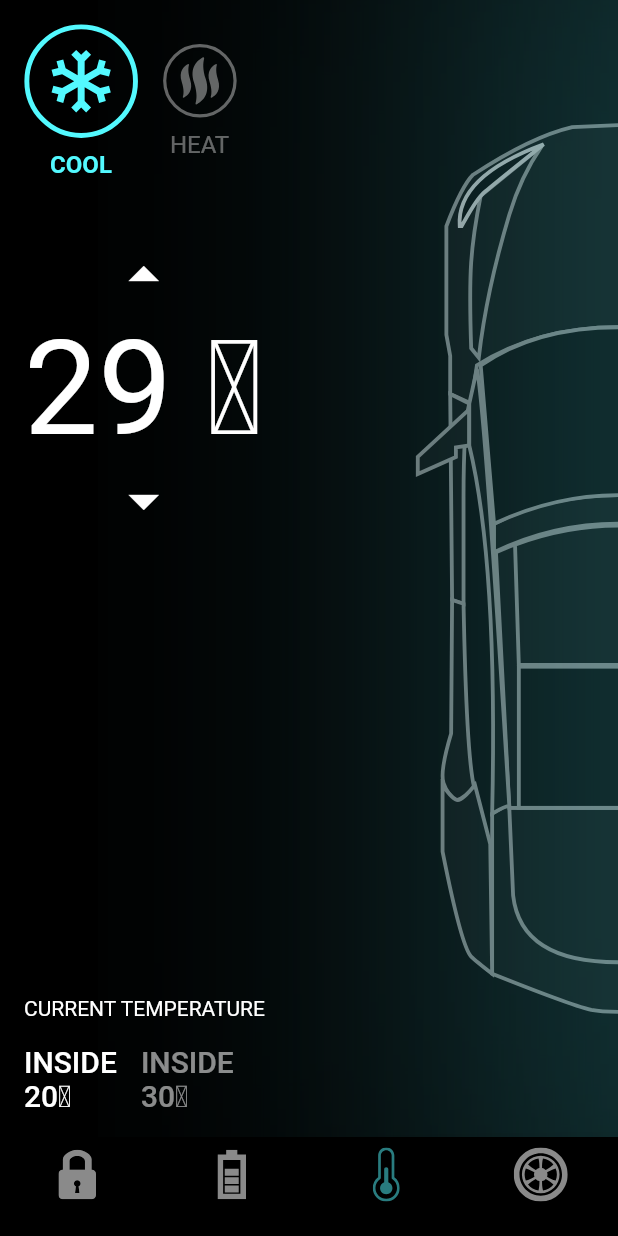
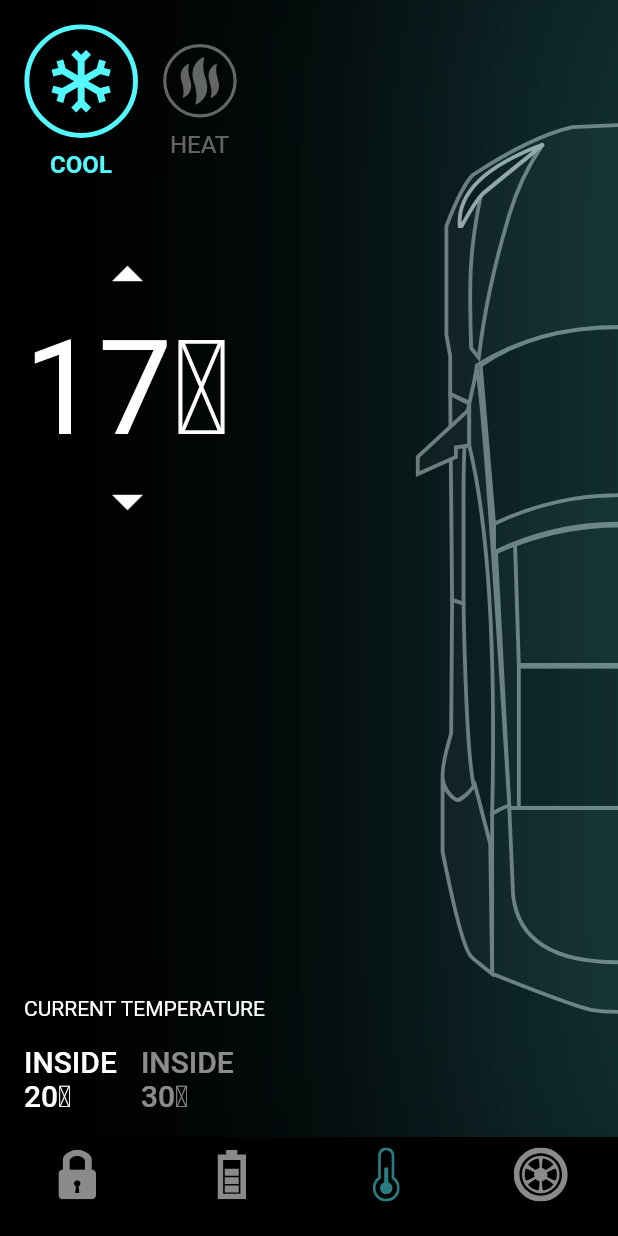
Before and after one commit to Ange0/testla_flutter, a Flutter app: the screen it shows after launch, item 3 of the bottom bar chosen, after a tap on the "arrow drop up" icon, on a phone screen of 412 x 824 dp. Run offline on Flutter 3.47's test engine with Material 2 defaults, Android fonts, the light colour scheme and no system bars; our stand-ins replace flutter_svg.

Commit message:
episode_4

```diff
--- a/lib/home_controller.dart
+++ b/lib/home_controller.dart
@@ -9,7 +9,10 @@ class HomeController extends ChangeNotifier {
   int selectedBottomTab = 0;
 
   bool isCoolSeleted = true;
+  int degreeTemp = 16;
 
+  bool isShowTyres = false;
+  bool isShowTyresSatus = false;
   void updateRightDoorLock() {
     isRightDoorLock = !isRightDoorLock;
     notifyListeners();
@@ -39,4 +42,37 @@ class HomeController extends ChangeNotifier {
     isCoolSeleted = !isCoolSeleted;
     notifyListeners();
   }
+
+  void increaseTemp() {
+    degreeTemp++;
+    notifyListeners();
+  }
+
+  void decreaseTemp() {
+    if (degreeTemp > 16) {
+      degreeTemp--;
+      notifyListeners();
+    }
+  }
+
+  void showTyresController(int index) {
+    if (index == 3) {
+      Future.delayed(const Duration(milliseconds: 400), () {
+        isShowTyres = true;
+        notifyListeners();
+      });
+    } else {
+      isShowTyres = false;
+      notifyListeners();
+    }
+  }
+
+  void tyreStatusController(index) {
+    if (index == 3) {
+      isShowTyresSatus = true;
+    } else {
+      isShowTyresSatus = false;
+    }
+    notifyListeners();
+  }
 }
--- a/lib/screens/components/temp_details.dart
+++ b/lib/screens/components/temp_details.dart
@@ -50,20 +50,24 @@ class TempDetails extends StatelessWidget {
             children: [
               IconButton(
                 padding: EdgeInsets.zero,
-                onPressed: () {},
+                onPressed: () {
+                  _controller.increaseTemp();
+                },
                 icon: const Icon(
                   Icons.arrow_drop_up,
                   size: 48,
                   color: Colors.white,
                 ),
               ),
-              const Text(
-                "29 " "\u2103",
-                style: TextStyle(fontSize: 88, color: Colors.white),
+              Text(
+                "${_controller.degreeTemp}" "\u2103",
+                style: const TextStyle(fontSize: 88, color: Colors.white),
               ),
               IconButton(
                 padding: EdgeInsets.zero,
-                onPressed: () {},
+                onPressed: () {
+                  _controller.decreaseTemp();
+                },
                 icon: const Icon(
                   Icons.arrow_drop_down,
                   size: 48,
--- a/lib/screens/home_screen.dart
+++ b/lib/screens/home_screen.dart
@@ -1,9 +1,12 @@
 import 'package:animation_testla_car/constanins.dart';
 import 'package:animation_testla_car/home_controller.dart';
+import 'package:animation_testla_car/models/TyrePsi.dart';
 import 'package:animation_testla_car/screens/components/battery_status.dart';
 import 'package:animation_testla_car/screens/components/door_lock.dart';
 import 'package:animation_testla_car/screens/components/temp_details.dart';
 import 'package:animation_testla_car/screens/components/testla_bottom_navigationbar.dart';
+import 'package:animation_testla_car/screens/components/tyre_psi_card.dart';
+import 'package:animation_testla_car/screens/components/tyres.dart';
 import 'package:flutter/material.dart';
 import 'package:flutter_svg/svg.dart';
 
@@ -25,10 +28,19 @@ class _HomeScreenState extends State<HomeScreen> with TickerProviderStateMixin {
   late Animation<double> _animationCarShift;
   late Animation<double> _animationTempShowInfos;
   late Animation<double> _animationCoolGlow;
+
+  late AnimationController _tyreAnimationController;
+  // chaque info de chaque  pneu aura son animation
+  late Animation<double> _animationTyre1Psi;
+  late Animation<double> _animationTyre2Psi;
+  late Animation<double> _animationTyre3Psi;
+  late Animation<double> _animationTyre4Psi;
+  late List<Animation<double>> _tyreAnimation;
+
   void setupBatteryAnimation() {
     _batteryAnimationController = AnimationController(
       vsync: this,
-      duration: const Duration(milliseconds: 600),
+      duration: const Duration(milliseconds: 400),
     );
 
     _animationBattery = CurvedAnimation(
@@ -45,11 +57,11 @@ class _HomeScreenState extends State<HomeScreen> with TickerProviderStateMixin {
   void setupTempAnimation() {
     _tempAnimationController = AnimationController(
       vsync: this,
-      duration: const Duration(milliseconds: 1500),
+      duration: const Duration(milliseconds: 600),
     );
     _animationCarShift = CurvedAnimation(
       parent: _tempAnimationController,
-      curve: const Interval(0.2, 0.4),
+      curve: const Interval(0.4, 0.8),
     );
     _animationTempShowInfos = CurvedAnimation(
       parent: _tempAnimationController,
@@ -61,10 +73,46 @@ class _HomeScreenState extends State<HomeScreen> with TickerProviderStateMixin {
     );
   }
 
+  void setupTyreAnimation() {
+    _tyreAnimationController = AnimationController(
+      vsync: this,
+      duration: const Duration(
+        milliseconds: 1000, // 1200
+      ),
+    );
+    // cette animation commence avec un retard de 1200 * 0.34 = 408 ms et se termine en  (1200 * 0.5) - 400 = (600 - 408) = 192 ms
+    _animationTyre1Psi = CurvedAnimation(
+      parent: _tyreAnimationController,
+      curve: const Interval(0.0, 0.5),
+    );
+    // cette animation commence avec un retard de 1200 * 0.5 = 600ms et se termine en  (1200 * 0.66 - 600) = (792 - 600) = 192 ms
+    _animationTyre2Psi = CurvedAnimation(
+      parent: _tyreAnimationController,
+      curve: const Interval(0.5, 0.66),
+    );
+    // cette animation commence avec un retard de 1200 * 0.66 = 792ms et se termine en  (1200 * 0.82 - 792) = (984 - 792) = 192 ms
+    _animationTyre3Psi = CurvedAnimation(
+      parent: _tyreAnimationController,
+      curve: const Interval(0.66, 0.82),
+    );
+    // cette animation commence avec un retard de 1200 * 0.82 = 984ms et se termine en  (1200 * 1 - 984) = (1200 - 984) = 216 ms
+    _animationTyre4Psi = CurvedAnimation(
+      parent: _tyreAnimationController,
+      curve: const Interval(0.82, 1),
+    );
+  }
+
   @override
   void initState() {
     setupBatteryAnimation();
     setupTempAnimation();
+    setupTyreAnimation();
+    _tyreAnimation = [
+      _animationTyre1Psi,
+      _animationTyre2Psi,
+      _animationTyre3Psi,
+      _animationTyre4Psi
+    ];
     super.initState();
   }
 
@@ -72,6 +120,13 @@ class _HomeScreenState extends State<HomeScreen> with TickerProviderStateMixin {
   void dispose() {
     _batteryAnimationController.dispose();
     _tempAnimationController.dispose();
+    _tyreAnimationController.dispose();
+    _tyreAnimation = [
+      _animationTyre1Psi,
+      _animationTyre2Psi,
+      _animationTyre3Psi,
+      _animationTyre4Psi
+    ];
     super.dispose();
   }
 
@@ -81,11 +136,10 @@ class _HomeScreenState extends State<HomeScreen> with TickerProviderStateMixin {
         animation: Listenable.merge([
           _controller,
           _batteryAnimationController,
-          _tempAnimationController
+          _tempAnimationController,
+          _tyreAnimationController
         ]),
         builder: (context, snapshot) {
-          print('ee');
-          print(_animationBattery.value);
           return Scaffold(
             body: SafeArea(
               child: LayoutBuilder(
@@ -111,6 +165,32 @@ class _HomeScreenState extends State<HomeScreen> with TickerProviderStateMixin {
                           ),
                         ),
                       ),
+                      // Temp
+                      Positioned(
+                        right: -180 * (1 - _animationCoolGlow.value),
+                        child: AnimatedSwitcher(
+                          duration: defaultDuration,
+                          child: _controller.isCoolSeleted
+                              ? Image.asset(
+                                  "assets/images/Cool_glow_2.png",
+                                  key: UniqueKey(),
+                                )
+                              : Image.asset(
+                                  "assets/images/Hot_glow_4.png",
+                                  key: UniqueKey(),
+                                ),
+                        ),
+                      ),
+                      Positioned(
+                        top: 60 * (1 - _animationTempShowInfos.value),
+                        width: constrains.maxWidth,
+                        height: constrains.maxHeight,
+                        child: Opacity(
+                          opacity: _animationTempShowInfos.value,
+                          child: TempDetails(controller: _controller),
+                        ),
+                      ),
+                      ...[
                         AnimatedPositioned(
                           duration: defaultDuration,
                           right: _controller.selectedBottomTab == 0
@@ -142,7 +222,7 @@ class _HomeScreenState extends State<HomeScreen> with TickerProviderStateMixin {
                         AnimatedPositioned(
                           duration: defaultDuration,
                           top: _controller.selectedBottomTab == 0
-                            ? constrains.maxWidth * 0.20
+                              ? constrains.maxWidth * 0.2
                               : constrains.maxWidth / 2,
                           child: AnimatedOpacity(
                             duration: defaultDuration,
@@ -167,6 +247,7 @@ class _HomeScreenState extends State<HomeScreen> with TickerProviderStateMixin {
                             ),
                           ),
                         ),
+                      ],
                       // Battery
                       Opacity(
                         opacity: _animationBattery.value,
@@ -186,22 +267,28 @@ class _HomeScreenState extends State<HomeScreen> with TickerProviderStateMixin {
                           ),
                         ),
                       ),
-                      // Temp
-                      Positioned(
-                        right: -180 * (1 - _animationCoolGlow.value),
-                        child: _controller.isCoolSeleted
-                            ? Image.asset("assets/images/Cool_glow_2.png")
-                            : Image.asset("assets/images/Hot_glow_4.png"),
+                      // Tyre
+                      if (_controller.isShowTyres) ...tyres(constrains),
+                      if (_controller.isShowTyresSatus)
+                        GridView.builder(
+                          itemCount: 4,
+                          physics: const NeverScrollableScrollPhysics(),
+                          gridDelegate:
+                              SliverGridDelegateWithFixedCrossAxisCount(
+                            crossAxisCount: 2,
+                            mainAxisSpacing: defaultPadding,
+                            crossAxisSpacing: defaultPadding,
+                            childAspectRatio:
+                                constrains.maxWidth / constrains.maxHeight,
                           ),
-                      Positioned(
-                        top: 60 * (1 - _animationTempShowInfos.value),
-                        width: constrains.maxWidth,
-                        height: constrains.maxHeight,
-                        child: Opacity(
-                          opacity: _animationTempShowInfos.value,
-                          child: TempDetails(controller: _controller),
+                          itemBuilder: (context, index) => ScaleTransition(
+                            scale: _tyreAnimation[index],
+                            child: TyrePsiCard(
+                              isBottomTwoTyre: index > 1,
+                              tyrePsi: demoPsiList[index],
                             ),
                           ),
+                        )
                     ],
                   );
                 },
@@ -214,11 +301,18 @@ class _HomeScreenState extends State<HomeScreen> with TickerProviderStateMixin {
                 } else if (_controller.selectedBottomTab == 1 && index != 1) {
                   _batteryAnimationController.reverse(from: 0.7);
                 }
-                if (index == 2) {
+                if (_controller.selectedBottomTab != 2 && index == 2) {
                   _tempAnimationController.forward(from: 0.1);
                 } else {
                   _tempAnimationController.reverse();
                 }
+                if (index == 3)
+                  _tyreAnimationController.forward();
+                else {
+                  _tyreAnimationController.reverse();
+                }
+                _controller.showTyresController(index);
+                _controller.tyreStatusController(index);
                 _controller.onBottomNavigationTabChange(index);
               },
               selectedTab: _controller.selectedBottomTab,
```
Also changed, not shown: lib/screens/components/tyre_psi_card.dart (added, +100 -0 lines), lib/screens/components/tyres.dart (added, +27 -0 lines), lib/models/TyrePsi.dart (renamed from models/TyrePsi.dart). Lines whose indentation alone changed are shown as unchanged.
